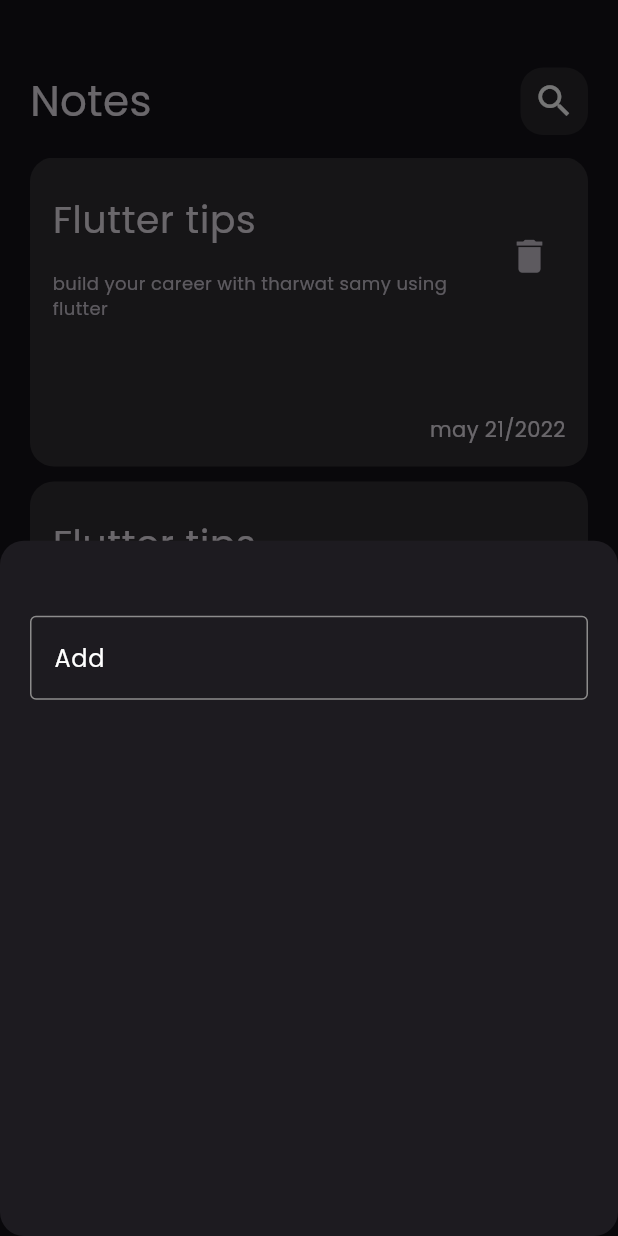
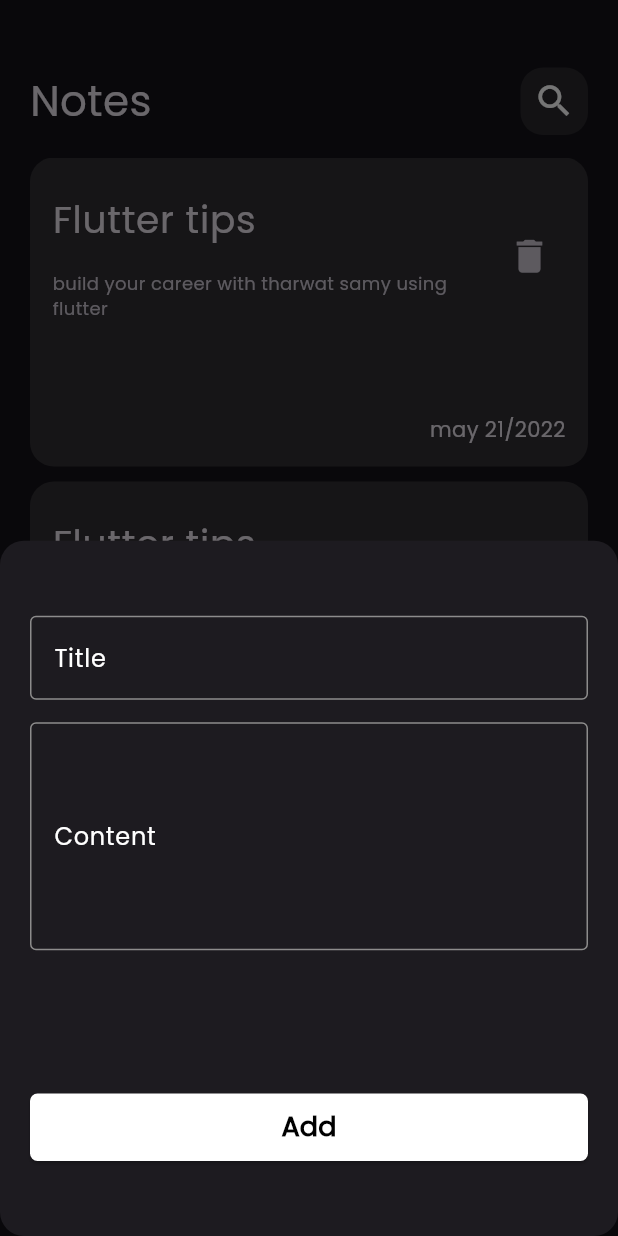
Before and after one commit to Sefen-Mahrous/notes_app, a Flutter app: the screen it shows after launch, after a tap on the "add" icon, on a phone screen of 412 x 824 dp. Run offline on Flutter 3.47's test engine with Material 3 defaults, Android fonts, the phone set to English and light mode, and no system bars.

Commit message:
add text fileds and elivated button

```diff
--- a/lib/main.dart
+++ b/lib/main.dart
@@ -12,6 +12,8 @@ class NotesApp extends StatelessWidget {
   Widget build(BuildContext context) {
     return MaterialApp(
       theme: ThemeData(
+        primaryColor: Colors.white,
+        // primaryColorDark: Colors.,
         brightness: Brightness.dark,
         fontFamily: 'Poppins',
         floatingActionButtonTheme: FloatingActionButtonThemeData(
--- a/lib/views/widgets/add_note_buttom_sheet.dart
+++ b/lib/views/widgets/add_note_buttom_sheet.dart
@@ -1,4 +1,5 @@
 import 'package:flutter/material.dart';
+import 'package:notes/views/widgets/custom_elivated_button.dart';
 import 'package:notes/views/widgets/custom_text_filed.dart';
 
 class AddNoteButtomSheet extends StatelessWidget {
@@ -9,7 +10,22 @@ class AddNoteButtomSheet extends StatelessWidget {
     return Padding(
       padding: const EdgeInsets.symmetric(horizontal: 20, vertical: 50),
       child: Column(
-        children: [const CustomTextField(hint: 'Add Note Title', label: 'Add')],
+        mainAxisAlignment: MainAxisAlignment.spaceBetween,
+        children: [
+          Column(
+            children: [
+              const CustomTextField(hint: 'Add Note Title', label: 'Title'),
+              SizedBox(height: 15),
+              const CustomTextField(
+                maxLines: 5,
+                hint: 'Add Content',
+                label: 'Content',
+              ),
+            ],
+          ),
+
+          CustomElevatedButton(onTap: () {}, buttonName: 'Add'),
+        ],
       ),
     );
   }
--- /dev/null
+++ b/lib/views/widgets/custom_elivated_button.dart
@@ -0,0 +1,30 @@
+import 'package:flutter/material.dart';
+
+class CustomElevatedButton extends StatelessWidget {
+  final String buttonName;
+  Function()? onTap;
+  CustomElevatedButton({super.key, this.onTap, required this.buttonName});
+
+  @override
+  Widget build(BuildContext context) {
+    return SizedBox(
+      width: double.infinity,
+      height: 45,
+      child: ElevatedButton(
+        onPressed: onTap,
+        style: ElevatedButton.styleFrom(
+          backgroundColor: Colors.white,
+          shape: RoundedRectangleBorder(borderRadius: BorderRadius.circular(5)),
+        ),
+        child: Text(
+          buttonName,
+          style: TextStyle(
+            color: Colors.black,
+            fontWeight: FontWeight.bold,
+            fontSize: 18,
+          ),
+        ),
+      ),
+    );
+  }
+}
--- a/lib/views/widgets/custom_text_filed.dart
+++ b/lib/views/widgets/custom_text_filed.dart
@@ -3,18 +3,21 @@ import 'package:flutter/material.dart';
 class CustomTextField extends StatelessWidget {
   final String hint;
   final String label;
+  final int maxLines;
   final Function(String)? onChanged;
   const CustomTextField({
     super.key,
     this.onChanged,
     required this.hint,
     required this.label,
+    this.maxLines = 1,
   });
 
   @override
   Widget build(BuildContext context) {
     return TextField(
       onChanged: onChanged,
+      maxLines: maxLines,
       cursorColor: Colors.white,
       style: TextStyle(color: Colors.white),
       decoration: InputDecoration(
```
